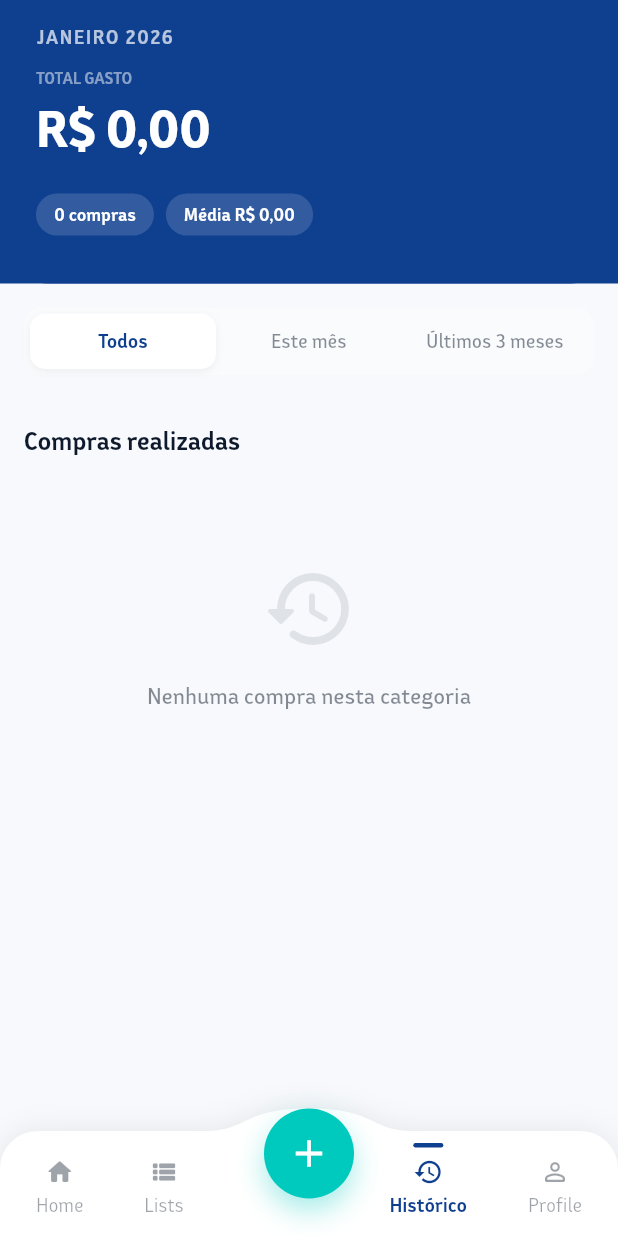
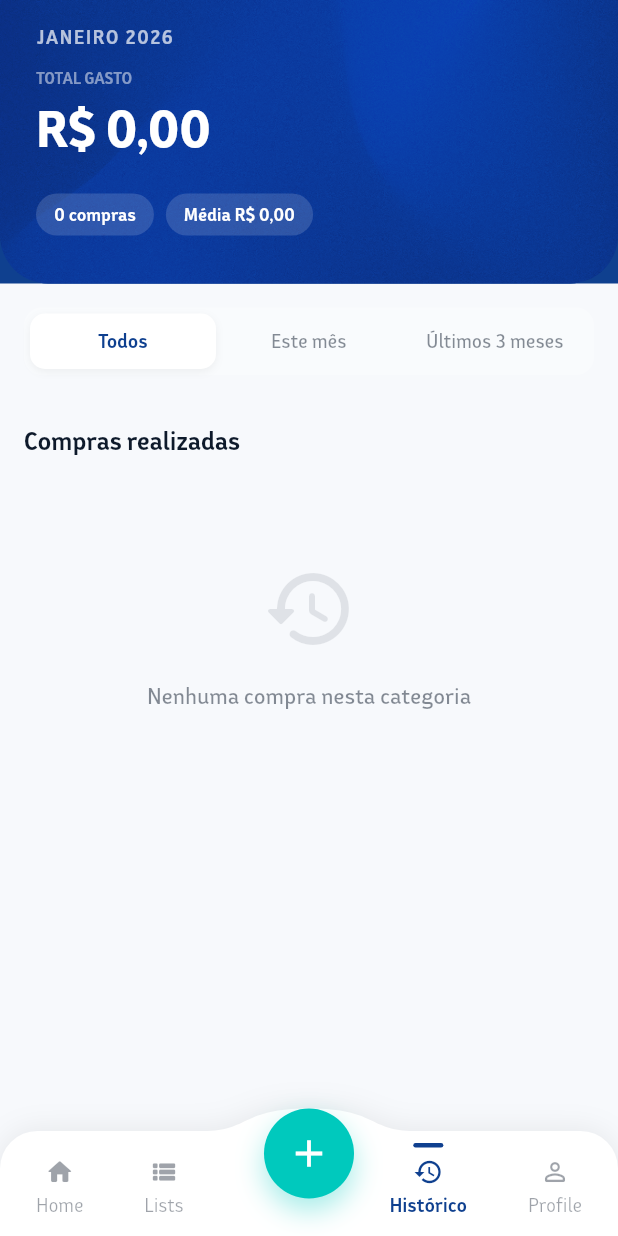
Before and after one commit to VViniLLima/checklist-app-flutter, a Flutter app: the screen it shows after launch, item 4 of the bottom bar chosen, on a phone screen of 412 x 824 dp. Run offline on Flutter 3.47's test engine with Material 3 defaults, Android fonts, the phone set to English and light mode, and no system bars; our stand-ins replace shared_preferences.

Commit message:
Update: Add background image to the blue cards ( history and list)

```diff
--- a/lib/features/shopping_list/screens/history_screen.dart
+++ b/lib/features/shopping_list/screens/history_screen.dart
@@ -167,6 +167,10 @@ class _HistoryScreenState extends State<HistoryScreen> {
       padding: const EdgeInsets.fromLTRB(24, 16, 24, 32),
       decoration: BoxDecoration(
         color: colorScheme.primary,
+        image: const DecorationImage(
+          image: AssetImage('assets/Images/Asset 1.png'),
+          fit: BoxFit.cover,
+        ),
         borderRadius: const BorderRadius.only(
           bottomLeft: Radius.circular(32),
           bottomRight: Radius.circular(32),
--- a/lib/features/shopping_list/widgets/shopping_list_summary_card.dart
+++ b/lib/features/shopping_list/widgets/shopping_list_summary_card.dart
@@ -22,6 +22,10 @@ class ShoppingListSummaryCard extends StatelessWidget {
       padding: const EdgeInsets.symmetric(horizontal: 16, vertical: 12),
       decoration: BoxDecoration(
         color: colorScheme.primary,
+        image: const DecorationImage(
+          image: AssetImage('assets/Images/Asset 1.png'),
+          fit: BoxFit.cover,
+        ),
         borderRadius: BorderRadius.circular(20),
         boxShadow: [
           BoxShadow(
--- a/pubspec.yaml
+++ b/pubspec.yaml
@@ -60,10 +60,8 @@ flutter:
   # the material Icons class.
   uses-material-design: true
 
-  # To add assets to your application, add an assets section, like this:
-  # assets:
-  #   - images/a_dot_burr.jpeg
-  #   - images/a_dot_ham.jpeg
+  assets:
+    - assets/Images/
 
   # An image asset can refer to one or more resolution-specific "variants", see
   # https://flutter.dev/to/resolution-aware-images
```
Also changed, not shown: assets/Images/Asset 1.png (added).
